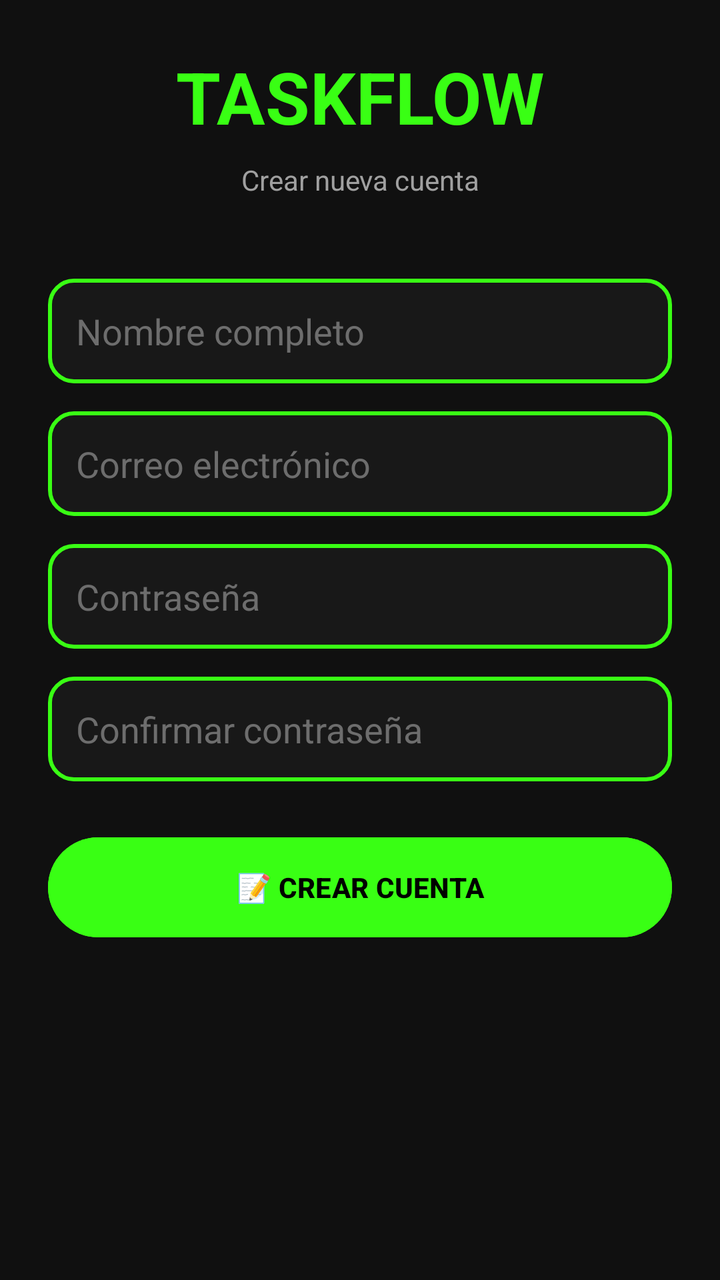
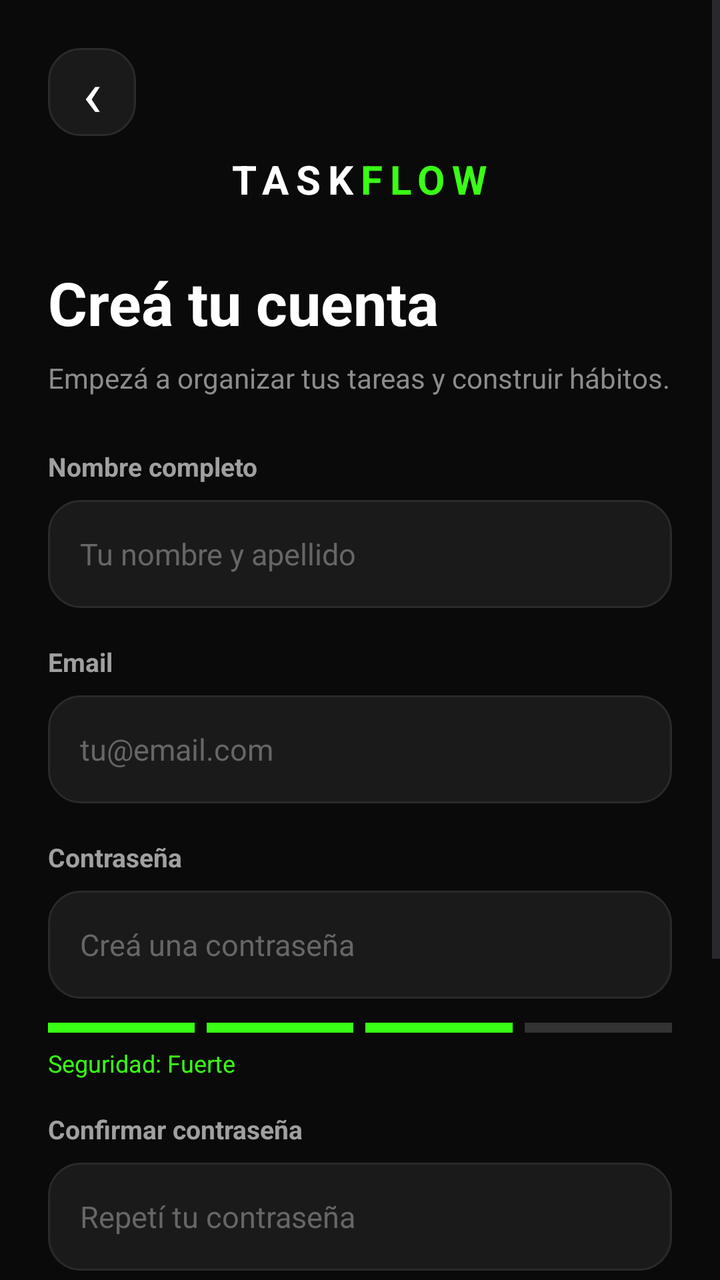

An Android layout rendered at two revisions. The XML below is the earlier revision; the diff shows what the commit changed to produce the second picture.
<!-- AndroidManifest.xml: application theme Theme.TaskFlow -->
<!-- res/layout/activity_register.xml -->
<?xml version="1.0" encoding="utf-8"?>
<ScrollView xmlns:android="http://schemas.android.com/apk/res/android"
    android:layout_width="match_parent"
    android:layout_height="match_parent"
    android:background="#101010"
    android:fillViewport="true">

    <LinearLayout
        android:layout_width="match_parent"
        android:layout_height="wrap_content"
        android:orientation="vertical"
        android:padding="24dp">

        <TextView
            android:layout_width="match_parent"
            android:layout_height="wrap_content"
            android:gravity="center"
            android:text="TASKFLOW"
            android:textColor="#39FF14"
            android:textSize="36sp"
            android:textStyle="bold" />

        <TextView
            android:layout_width="match_parent"
            android:layout_height="wrap_content"
            android:layout_marginTop="8dp"
            android:gravity="center"
            android:text="Crear nueva cuenta"
            android:textColor="#A0A0A0" />

        <EditText
            android:id="@+id/etName"
            android:layout_width="match_parent"
            android:layout_height="wrap_content"
            android:layout_marginTop="40dp"
            android:background="@drawable/neon_background"
            android:hint="Nombre completo"
            android:textColorHint="#6D6D6D"
            android:padding="14dp"
            android:textColor="#FFFFFF" />

        <EditText
            android:id="@+id/etEmail"
            android:layout_width="match_parent"
            android:layout_height="wrap_content"
            android:layout_marginTop="14dp"
            android:background="@drawable/neon_background"
            android:hint="Correo electrónico"
            android:textColorHint="#6D6D6D"
            android:inputType="textEmailAddress"
            android:padding="14dp"
            android:textColor="#FFFFFF" />

        <EditText
            android:id="@+id/etPassword"
            android:layout_width="match_parent"
            android:layout_height="wrap_content"
            android:layout_marginTop="14dp"
            android:background="@drawable/neon_background"
            android:hint="Contraseña"
            android:textColorHint="#6D6D6D"
            android:inputType="textPassword"
            android:padding="14dp"
            android:textColor="#FFFFFF" />

        <EditText
            android:id="@+id/etConfirmPassword"
            android:layout_width="match_parent"
            android:layout_height="wrap_content"
            android:layout_marginTop="14dp"
            android:background="@drawable/neon_background"
            android:hint="Confirmar contraseña"
            android:textColorHint="#6D6D6D"
            android:inputType="textPassword"
            android:padding="14dp"
            android:textColor="#FFFFFF" />

        <Button
            android:id="@+id/btnRegister"
            android:layout_width="match_parent"
            android:layout_height="58dp"
            android:layout_marginTop="24dp"
            android:backgroundTint="#39FF14"
            android:text="📝 CREAR CUENTA"
            android:textAllCaps="false"
            android:textColor="#000000"
            android:textStyle="bold" />

    </LinearLayout>

</ScrollView>
<!-- resources referenced by this layout -->
<resources>
  <!-- drawable neon_background (drawable) -->
  <?xml version="1.0" encoding="utf-8"?>
  <shape xmlns:android="http://schemas.android.com/apk/res/android"
      android:shape="rectangle">
  
      <solid android:color="#181818" />
  
      <stroke
          android:width="2dp"
          android:color="#39FF14" />
  
      <corners android:radius="12dp" />
  
      <padding
          android:left="12dp"
          android:top="12dp"
          android:right="12dp"
          android:bottom="12dp" />
  
  </shape>
  <style name="Theme.TaskFlow" parent="Base.Theme.TaskFlow" />
  <style name="Base.Theme.TaskFlow" parent="Theme.Material3.DayNight.NoActionBar">
          
          
      </style>
</resources>

<!-- the commit's change to res/layout/activity_register.xml (unified diff, before → after) -->
@@ -2,88 +2,264 @@
 <ScrollView xmlns:android="http://schemas.android.com/apk/res/android"
     android:layout_width="match_parent"
     android:layout_height="match_parent"
-    android:background="#101010"
-    android:fillViewport="true">
+    android:background="#0A0A0A"
+    android:fillViewport="true"
+    android:overScrollMode="never">
 
     <LinearLayout
         android:layout_width="match_parent"
         android:layout_height="wrap_content"
         android:orientation="vertical"
-        android:padding="24dp">
-
-        <TextView
-            android:layout_width="match_parent"
-            android:layout_height="wrap_content"
+        android:paddingStart="24dp"
+        android:paddingEnd="24dp"
+        android:paddingTop="24dp"
+        android:paddingBottom="32dp">
+
+        
+
+        <TextView
+            android:id="@+id/tvBackToLogin"
+            android:layout_width="44dp"
+            android:layout_height="44dp"
             android:gravity="center"
-            android:text="TASKFLOW"
+            android:background="@drawable/login_secondary_button"
+            android:text="‹"
+            android:textColor="#FFFFFF"
+            android:textSize="32sp" />
+
+        <LinearLayout
+            android:layout_width="wrap_content"
+            android:layout_height="wrap_content"
+            android:layout_gravity="center_horizontal"
+            android:layout_marginTop="8dp"
+            android:orientation="horizontal">
+
+            <TextView
+                android:layout_width="wrap_content"
+                android:layout_height="wrap_content"
+                android:text="TASK"
+                android:textColor="#FFFFFF"
+                android:textSize="20sp"
+                android:textStyle="bold"
+                android:letterSpacing="0.18" />
+
+            <TextView
+                android:layout_width="wrap_content"
+                android:layout_height="wrap_content"
+                android:text="FLOW"
+                android:textColor="#39FF14"
+                android:textSize="20sp"
+                android:textStyle="bold"
+                android:letterSpacing="0.18" />
+
+        </LinearLayout>
+
+        
+
+        <TextView
+            android:layout_width="match_parent"
+            android:layout_height="wrap_content"
+            android:layout_marginTop="28dp"
+            android:text="Creá tu cuenta"
+            android:textColor="#FFFFFF"
+            android:textSize="30sp"
+            android:textStyle="bold" />
+
+        <TextView
+            android:layout_width="match_parent"
+            android:layout_height="wrap_content"
+            android:layout_marginTop="8dp"
+            android:text="Empezá a organizar tus tareas y construir hábitos."
+            android:textColor="#8C8C8C"
+            android:textSize="14sp" />
+
+        
+
+        <TextView
+            android:layout_width="match_parent"
+            android:layout_height="wrap_content"
+            android:layout_marginTop="26dp"
+            android:text="Nombre completo"
+            android:textColor="#A0A0A0"
+            android:textSize="13sp"
+            android:textStyle="bold" />
+
+        <EditText
+            android:id="@+id/etName"
+            android:layout_width="match_parent"
+            android:layout_height="54dp"
+            android:layout_marginTop="8dp"
+            android:background="@drawable/login_input_background"
+            android:hint="Tu nombre y apellido"
+            android:inputType="textPersonName|textCapWords"
+            android:paddingStart="16dp"
+            android:paddingEnd="16dp"
+            android:textColor="#FFFFFF"
+            android:textColorHint="#666666"
+            android:textSize="15sp"
+            android:singleLine="true" />
+
+        
+
+        <TextView
+            android:layout_width="match_parent"
+            android:layout_height="wrap_content"
+            android:layout_marginTop="18dp"
+            android:text="Email"
+            android:textColor="#A0A0A0"
+            android:textSize="13sp"
+            android:textStyle="bold" />
+
+        <EditText
+            android:id="@+id/etEmail"
+            android:layout_width="match_parent"
+            android:layout_height="54dp"
+            android:layout_marginTop="8dp"
+            android:background="@drawable/login_input_background"
+            android:hint="tu@email.com"
+            android:inputType="textEmailAddress"
+            android:paddingStart="16dp"
+            android:paddingEnd="16dp"
+            android:textColor="#FFFFFF"
+            android:textColorHint="#666666"
+            android:textSize="15sp"
+            android:singleLine="true" />
+
+        
+
+        <TextView
+            android:layout_width="match_parent"
+            android:layout_height="wrap_content"
+            android:layout_marginTop="18dp"
+            android:text="Contraseña"
+            android:textColor="#A0A0A0"
+            android:textSize="13sp"
+            android:textStyle="bold" />
+
+        <EditText
+            android:id="@+id/etPassword"
+            android:layout_width="match_parent"
+            android:layout_height="54dp"
+            android:layout_marginTop="8dp"
+            android:background="@drawable/login_input_background"
+            android:hint="Creá una contraseña"
+            android:inputType="textPassword"
+            android:paddingStart="16dp"
+            android:paddingEnd="16dp"
+            android:textColor="#FFFFFF"
+            android:textColorHint="#666666"
+            android:textSize="15sp"
+            android:singleLine="true" />
+
+        
+
+        <LinearLayout
+            android:layout_width="match_parent"
+            android:layout_height="wrap_content"
+            android:layout_marginTop="12dp"
+            android:orientation="horizontal">
+
+            <View
+                android:layout_width="0dp"
+                android:layout_height="5dp"
+                android:layout_weight="1"
+                android:background="#39FF14" />
+
+            <View
+                android:layout_width="0dp"
+                android:layout_height="5dp"
+                android:layout_marginStart="6dp"
+                android:layout_weight="1"
+                android:background="#39FF14" />
+
+            <View
+                android:layout_width="0dp"
+                android:layout_height="5dp"
+                android:layout_marginStart="6dp"
+                android:layout_weight="1"
+                android:background="#39FF14" />
+
+            <View
+                android:layout_width="0dp"
+                android:layout_height="5dp"
+                android:layout_marginStart="6dp"
+                android:layout_weight="1"
+                android:background="#333333" />
+
+        </LinearLayout>
+
+        <TextView
+            android:layout_width="match_parent"
+            android:layout_height="wrap_content"
+            android:layout_marginTop="7dp"
+            android:text="Seguridad: Fuerte"
             android:textColor="#39FF14"
-            android:textSize="36sp"
-            android:textStyle="bold" />
-
-        <TextView
-            android:layout_width="match_parent"
-            android:layout_height="wrap_content"
-            android:layout_marginTop="8dp"
-            android:gravity="center"
-            android:text="Crear nueva cuenta"
-            android:textColor="#A0A0A0" />
-
-        <EditText
-            android:id="@+id/etName"
-            android:layout_width="match_parent"
-            android:layout_height="wrap_content"
-            android:layout_marginTop="40dp"
-            android:background="@drawable/neon_background"
-            android:hint="Nombre completo"
-            android:textColorHint="#6D6D6D"
-            android:padding="14dp"
-            android:textColor="#FFFFFF" />
-
-        <EditText
-            android:id="@+id/etEmail"
-            android:layout_width="match_parent"
-            android:layout_height="wrap_content"
-            android:layout_marginTop="14dp"
-            android:background="@drawable/neon_background"
-            android:hint="Correo electrónico"
-            android:textColorHint="#6D6D6D"
-            android:inputType="textEmailAddress"
-            android:padding="14dp"
-            android:textColor="#FFFFFF" />
-
-        <EditText
-            android:id="@+id/etPassword"
-            android:layout_width="match_parent"
-            android:layout_height="wrap_content"
-            android:layout_marginTop="14dp"
-            android:background="@drawable/neon_background"
-            android:hint="Contraseña"
-            android:textColorHint="#6D6D6D"
+            android:textSize="12sp" />
+
+        
+
+        <TextView
+            android:layout_width="match_parent"
+            android:layout_height="wrap_content"
+            android:layout_marginTop="16dp"
+            android:text="Confirmar contraseña"
+            android:textColor="#A0A0A0"
+            android:textSize="13sp"
+            android:textStyle="bold" />
+
+        <EditText
+            android:id="@+id/etConfirmPassword"
+            android:layout_width="match_parent"
+            android:layout_height="54dp"
+            android:layout_marginTop="8dp"
+            android:background="@drawable/login_input_background"
+            android:hint="Repetí tu contraseña"
             android:inputType="textPassword"
-            android:padding="14dp"
-            android:textColor="#FFFFFF" />
-
-        <EditText
-            android:id="@+id/etConfirmPassword"
-            android:layout_width="match_parent"
-            android:layout_height="wrap_content"
-            android:layout_marginTop="14dp"
-            android:background="@drawable/neon_background"
-            android:hint="Confirmar contraseña"
-            android:textColorHint="#6D6D6D"
-            android:inputType="textPassword"
-            android:padding="14dp"
-            android:textColor="#FFFFFF" />
+            android:paddingStart="16dp"
+            android:paddingEnd="16dp"
+            android:textColor="#FFFFFF"
+            android:textColorHint="#666666"
+            android:textSize="15sp"
+            android:singleLine="true" />
+
+        
+
+        <CheckBox
+            android:id="@+id/cbTerms"
+            android:layout_width="match_parent"
+            android:layout_height="wrap_content"
+            android:layout_marginTop="18dp"
+            android:buttonTint="#39FF14"
+            android:text="Acepto los Términos y la Política de privacidad"
+            android:textColor="#A0A0A0"
+            android:textSize="12sp" />
+
+        
 
         <Button
             android:id="@+id/btnRegister"
             android:layout_width="match_parent"
-            android:layout_height="58dp"
-            android:layout_marginTop="24dp"
-            android:backgroundTint="#39FF14"
-            android:text="📝 CREAR CUENTA"
+            android:layout_height="56dp"
+            android:layout_marginTop="22dp"
+            android:background="@drawable/login_button_background"
+            android:elevation="8dp"
+            android:stateListAnimator="@null"
+            android:text="Crear cuenta  ›"
             android:textAllCaps="false"
             android:textColor="#000000"
+            android:textSize="16sp"
+            android:textStyle="bold" />
+
+        
+
+        <TextView
+            android:layout_width="match_parent"
+            android:layout_height="wrap_content"
+            android:layout_marginTop="24dp"
+            android:gravity="center"
+            android:text="¿Ya tenés cuenta? Iniciá sesión"
+            android:textColor="#39FF14"
+            android:textSize="14sp"
             android:textStyle="bold" />
 
     </LinearLayout>
<!-- resource entries referenced after the edit -->
@@ -1,25 +1,74 @@
 <!-- resources referenced by this layout -->
 <resources>
-  <!-- drawable neon_background (drawable) -->
+  <!-- drawable login_button_background (drawable) -->
   <?xml version="1.0" encoding="utf-8"?>
-  <shape xmlns:android="http://schemas.android.com/apk/res/android"
-      android:shape="rectangle">
+  <selector xmlns:android="http://schemas.android.com/apk/res/android">
   
-      <solid android:color="#181818" />
+      <item android:state_pressed="true">
+          <shape android:shape="rectangle">
+              <solid android:color="#2EDB10" />
+              <corners android:radius="16dp" />
+          </shape>
+      </item>
   
-      <stroke
-          android:width="2dp"
-          android:color="#39FF14" />
+      <item>
+          <shape android:shape="rectangle">
+              <solid android:color="#39FF14" />
+              <corners android:radius="16dp" />
+          </shape>
+      </item>
   
-      <corners android:radius="12dp" />
+  </selector>
+  <!-- drawable login_input_background (drawable) -->
+  <?xml version="1.0" encoding="utf-8"?>
+  <selector xmlns:android="http://schemas.android.com/apk/res/android">
   
-      <padding
-          android:left="12dp"
-          android:top="12dp"
-          android:right="12dp"
-          android:bottom="12dp" />
+      <item android:state_focused="true">
+          <shape android:shape="rectangle">
+              <solid android:color="#1A1A1A" />
+              <corners android:radius="16dp" />
+              <stroke
+                  android:width="2dp"
+                  android:color="#39FF14" />
+          </shape>
+      </item>
   
-  </shape>
+      <item>
+          <shape android:shape="rectangle">
+              <solid android:color="#1A1A1A" />
+              <corners android:radius="16dp" />
+              <stroke
+                  android:width="1dp"
+                  android:color="#2A2A2A" />
+          </shape>
+      </item>
+  
+  </selector>
+  <!-- drawable login_secondary_button (drawable) -->
+  <?xml version="1.0" encoding="utf-8"?>
+  <selector xmlns:android="http://schemas.android.com/apk/res/android">
+  
+      <item android:state_pressed="true">
+          <shape android:shape="rectangle">
+              <solid android:color="#202020" />
+              <corners android:radius="16dp" />
+              <stroke
+                  android:width="1dp"
+                  android:color="#39FF14" />
+          </shape>
+      </item>
+  
+      <item>
+          <shape android:shape="rectangle">
+              <solid android:color="#1A1A1A" />
+              <corners android:radius="16dp" />
+              <stroke
+                  android:width="1dp"
+                  android:color="#2A2A2A" />
+          </shape>
+      </item>
+  
+  </selector>
   <style name="Theme.TaskFlow" parent="Base.Theme.TaskFlow" />
   <style name="Base.Theme.TaskFlow" parent="Theme.Material3.DayNight.NoActionBar">
           
